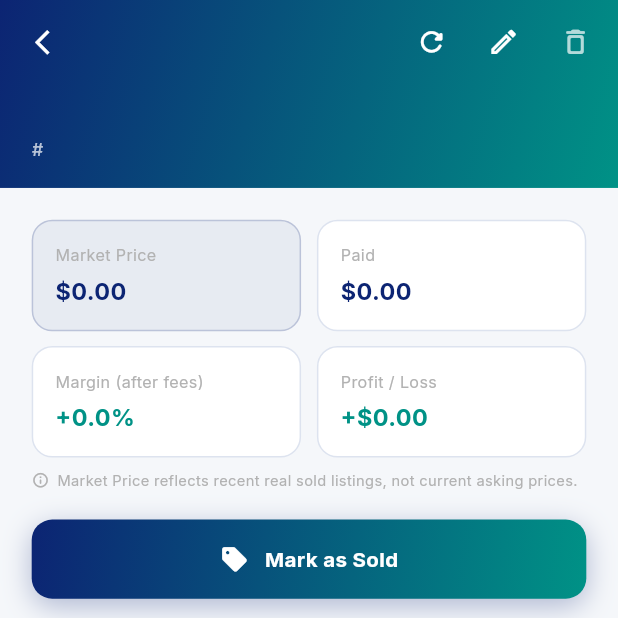
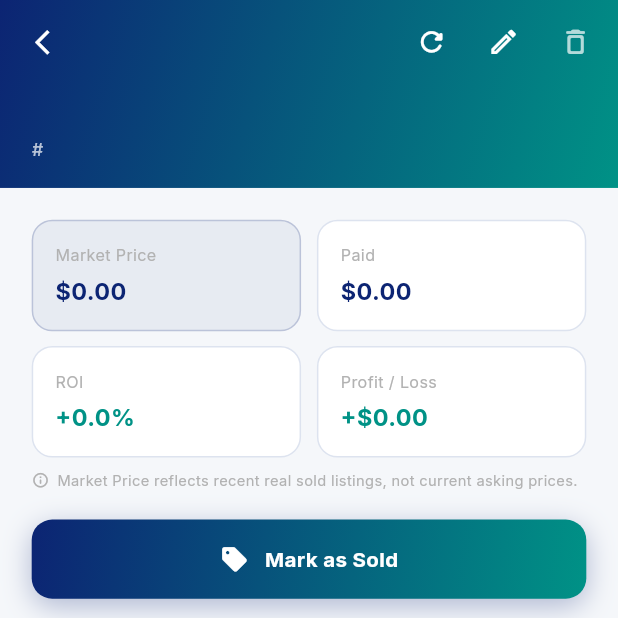
Before and after one commit to hanzala5225/Hobby-Watch, a Flutter app: the CardDetailView screen opened directly with empty values, on a phone screen of 412 x 824 dp, the top half of it. Run offline on Flutter 3.47's test engine with Material 3 defaults, Android fonts, the phone set to English and light mode, and no system bars; our stand-ins replace cached_network_image, dio, firebase_core, firebase_messaging, flutter_local_notifications, flutter_screenutil and 6 more; missing offline and left inert: google_mlkit_text_recognition; accounts and stored records are empty; network calls fail.

Commit message:
idk - part 7

```diff
--- a/lib/modules/card_detail/card_detail_view.dart
+++ b/lib/modules/card_detail/card_detail_view.dart
@@ -18,7 +18,8 @@ class CardDetailView extends GetView<CardDetailController> {
       body: Obx(() {
         final card = controller.card.value;
         final isSold = card.isSold;
-        // For a sold card, "Margin (after fees)" must reflect the ACTUAL
+        // For a sold card, "ROI" (labeled "Margin (after fees)" until Tim
+        // clarified the terminology, 2026-08-25) must reflect the ACTUAL
         // sale (profitDollar / purchasePrice) — not currentMarginPercent,
         // which is a pre-sale estimate based on the last-refreshed market
         // price and has nothing to do with what the card actually sold for.
@@ -130,7 +131,7 @@ class CardDetailView extends GetView<CardDetailController> {
                     SizedBox(height: 10.h),
                     Row(children: [
                       Expanded(child: _PriceBox(
-                        label: 'Margin (after fees)',
+                        label: 'ROI',
                         value: '${isProfit ? "+" : ""}${margin.toStringAsFixed(1)}%',
                         color: card.isTargetReached ? AppColors.accent : isProfit ? AppColors.accent : AppColors.loss,
                       )),
--- a/lib/modules/sold_history/sold_history_view.dart
+++ b/lib/modules/sold_history/sold_history_view.dart
@@ -101,7 +101,7 @@ class SoldHistoryView extends GetView<SoldHistoryController> {
                             SizedBox(width: 8.w),
                             _statChip('Earned', fmt.format(controller.totalSoldFor)),
                             SizedBox(width: 8.w),
-                            _statChip('Avg Margin', '${margin >= 0 ? "+" : ""}${margin.toStringAsFixed(1)}%',
+                            _statChip('Avg ROI', '${margin >= 0 ? "+" : ""}${margin.toStringAsFixed(1)}%',
                                 highlight: margin >= 0),
                           ]),
                         ],
```
